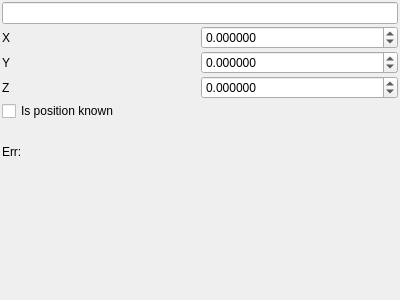
Above: utils/corestructs/cameraModel/featurePointControlWidget.ui from NickPenkrat/corecvs before the change. Below: the same form after it.
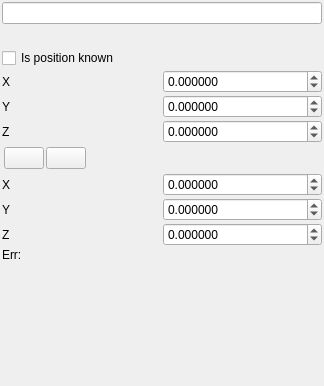
That is the form after the change. Icons and pictures are not drawn. Custom widgets are drawn as their Qt base class.

Diff of the .ui file:
```diff
--- a/utils/corestructs/cameraModel/featurePointControlWidget.ui
+++ b/utils/corestructs/cameraModel/featurePointControlWidget.ui
@@ -6,14 +6,17 @@
    <rect>
     <x>0</x>
     <y>0</y>
-    <width>400</width>
-    <height>300</height>
+    <width>324</width>
+    <height>386</height>
    </rect>
   </property>
   <property name="windowTitle">
    <string>Form</string>
   </property>
-  <layout class="QGridLayout" name="gridLayout">
+  <layout class="QVBoxLayout" name="verticalLayout">
+   <property name="spacing">
+    <number>2</number>
+   </property>
    <property name="leftMargin">
     <number>2</number>
    </property>
@@ -26,20 +29,10 @@
    <property name="bottomMargin">
     <number>2</number>
    </property>
-   <property name="spacing">
-    <number>2</number>
-   </property>
-   <item row="2" column="0">
-    <widget class="QCheckBox" name="hasPositionCheckBox">
-     <property name="text">
-      <string>Is position known</string>
-     </property>
-    </widget>
-   </item>
-   <item row="0" column="0">
+   <item>
     <widget class="QLineEdit" name="nameLineEdit"/>
    </item>
-   <item row="3" column="0">
+   <item>
     <widget class="RgbColorParametersControlWidget" name="color" native="true">
      <property name="minimumSize">
       <size>
@@ -49,21 +42,18 @@
      </property>
     </widget>
    </item>
-   <item row="5" column="0">
-    <spacer name="verticalSpacer">
-     <property name="orientation">
-      <enum>Qt::Vertical</enum>
+   <item>
+    <widget class="QCheckBox" name="hasPositionCheckBox">
+     <property name="text">
+      <string>Is position known</string>
      </property>
-     <property name="sizeHint" stdset="0">
-      <size>
-       <width>20</width>
-       <height>10</height>
-      </size>
-     </property>
-    </spacer>
+    </widget>
    </item>
-   <item row="1" column="0">
-    <layout class="QGridLayout" name="gridLayout_2">
+   <item>
+    <layout class="QGridLayout" name="poistionLayout">
+     <property name="spacing">
+      <number>2</number>
+     </property>
      <item row="0" column="0">
       <widget class="QLabel" name="label_8">
        <property name="text">
@@ -126,13 +116,167 @@
      </item>
     </layout>
    </item>
-   <item row="4" column="0">
+   <item>
+    <widget class="QWidget" name="widget" native="true">
+     <layout class="QGridLayout" name="gridLayout">
+      <property name="leftMargin">
+       <number>2</number>
+      </property>
+      <property name="topMargin">
+       <number>2</number>
+      </property>
+      <property name="rightMargin">
+       <number>2</number>
+      </property>
+      <property name="bottomMargin">
+       <number>2</number>
+      </property>
+      <property name="spacing">
+       <number>2</number>
+      </property>
+      <item row="0" column="0">
+       <widget class="QPushButton" name="posToReprojButton">
+        <property name="toolTip">
+         <string>Copy Position to Trinangulation Guess</string>
+        </property>
+        <property name="text">
+         <string/>
+        </property>
+        <property name="icon">
+         <iconset resource="../../../../restricted/resources/resresource.qrc">
+          <normaloff>:/new/prefix1/down_alt.png</normaloff>:/new/prefix1/down_alt.png</iconset>
+        </property>
+        <property name="iconSize">
+         <size>
+          <width>24</width>
+          <height>24</height>
+         </size>
+        </property>
+       </widget>
+      </item>
+      <item row="0" column="1">
+       <widget class="QPushButton" name="reprojToPosButton">
+        <property name="toolTip">
+         <string>Copy Trinangulation Guess to Position</string>
+        </property>
+        <property name="text">
+         <string/>
+        </property>
+        <property name="icon">
+         <iconset resource="../../../../restricted/resources/resresource.qrc">
+          <normaloff>:/new/prefix1/up_alt.png</normaloff>:/new/prefix1/up_alt.png</iconset>
+        </property>
+        <property name="iconSize">
+         <size>
+          <width>24</width>
+          <height>24</height>
+         </size>
+        </property>
+       </widget>
+      </item>
+      <item row="0" column="2">
+       <spacer name="horizontalSpacer">
+        <property name="orientation">
+         <enum>Qt::Horizontal</enum>
+        </property>
+        <property name="sizeHint" stdset="0">
+         <size>
+          <width>40</width>
+          <height>20</height>
+         </size>
+        </property>
+       </spacer>
+      </item>
+     </layout>
+    </widget>
+   </item>
+   <item>
+    <layout class="QGridLayout" name="reprojectionLayout">
+     <property name="spacing">
+      <number>2</number>
+     </property>
+     <item row="0" column="0">
+      <widget class="QLabel" name="label_11">
+       <property name="text">
+        <string>X</string>
+       </property>
+      </widget>
+     </item>
+     <item row="2" column="0">
+      <widget class="QLabel" name="label_12">
+       <property name="text">
+        <string>Z</string>
+       </property>
+      </widget>
+     </item>
+     <item row="1" column="0">
+      <widget class="QLabel" name="label_13">
+       <property name="text">
+        <string>Y</string>
+       </property>
+      </widget>
+     </item>
+     <item row="0" column="1">
+      <widget class="QDoubleSpinBox" name="xReprSpinBox">
+       <property name="decimals">
+        <number>6</number>
+       </property>
+       <property name="minimum">
+        <double>-1000000.000000000000000</double>
+       </property>
+       <property name="maximum">
+        <double>1000000000.000000000000000</double>
+       </property>
+      </widget>
+     </item>
+     <item row="1" column="1">
+      <widget class="QDoubleSpinBox" name="yReprSpinBox">
+       <property name="decimals">
+        <number>6</number>
+       </property>
+       <property name="minimum">
+        <double>-1000000.000000000000000</double>
+       </property>
+       <property name="maximum">
+        <double>1000000.000000000000000</double>
+       </property>
+      </widget>
+     </item>
+     <item row="2" column="1">
+      <widget class="QDoubleSpinBox" name="zReprSpinBox">
+       <property name="decimals">
+        <number>6</number>
+       </property>
+       <property name="minimum">
+        <double>-1000000.000000000000000</double>
+       </property>
+       <property name="maximum">
+        <double>1000000.000000000000000</double>
+       </property>
+      </widget>
+     </item>
+    </layout>
+   </item>
+   <item>
     <widget class="QLabel" name="errLabel">
      <property name="text">
       <string>Err:</string>
      </property>
     </widget>
    </item>
+   <item>
+    <spacer name="verticalSpacer">
+     <property name="orientation">
+      <enum>Qt::Vertical</enum>
+     </property>
+     <property name="sizeHint" stdset="0">
+      <size>
+       <width>20</width>
+       <height>10</height>
+      </size>
+     </property>
+    </spacer>
+   </item>
   </layout>
  </widget>
  <customwidgets>
```
Left out of the diff: 4 changed lines with no effect on the pictures.
